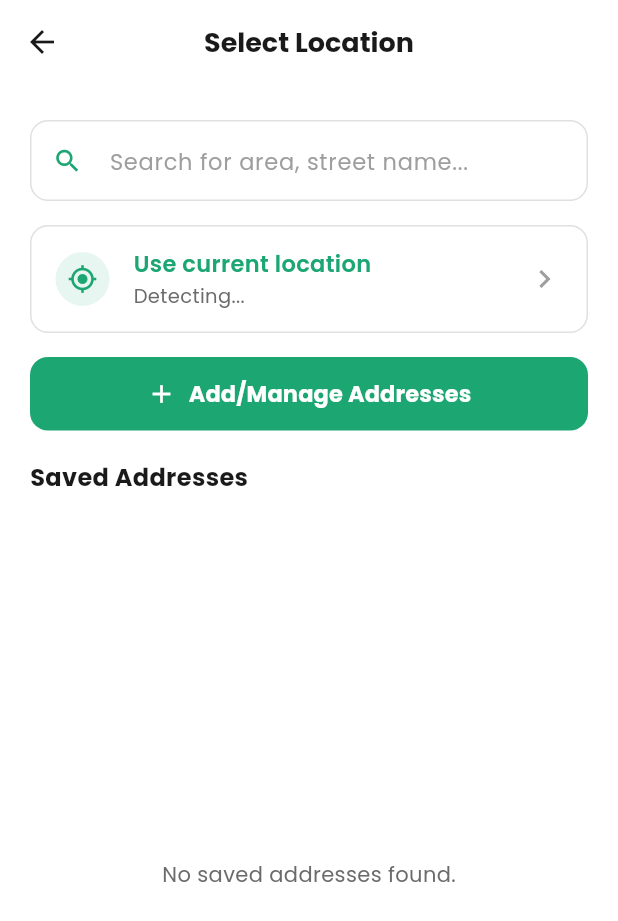
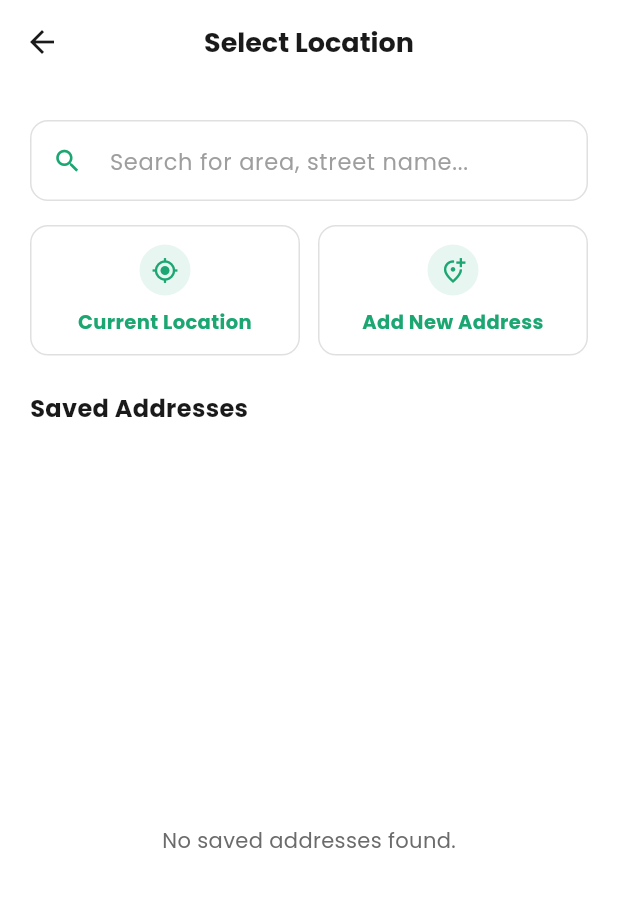
Before and after one commit to developergutzo/GutzoFlutter, a Flutter app: the LocationSheet screen opened directly, on a phone screen of 412 x 824 dp. Shown: the top 921 px of the screen. Run offline on Flutter 3.47's test engine with Material 3 defaults, Android fonts, the phone set to English and light mode, and no system bars; our stand-ins replace flutter_riverpod, flutter_svg, geolocator, go_router, google_fonts, google_maps_flutter and 4 more; accounts and stored records are empty; network calls fail.

Commit message:
feat: redesign location sheet to display current location and add address as side-by-side cards

```diff
--- a/apps/customer_app/lib/features/home/widgets/location_sheet.dart
+++ b/apps/customer_app/lib/features/home/widgets/location_sheet.dart
@@ -382,8 +382,12 @@ class _LocationSheetState extends ConsumerState<LocationSheet> {
             ),
             const SizedBox(height: 16),
 
+            // Horizontal Actions: Current Location & Add Address
+            Row(
+              children: [
                 // Use Current Location
-            InkWell(
+                Expanded(
+                  child: InkWell(
                     onTap: isDetecting
                         ? null
                         : () async {
@@ -392,12 +396,14 @@ class _LocationSheetState extends ConsumerState<LocationSheet> {
                           },
                     borderRadius: BorderRadius.circular(12),
                     child: Container(
-                padding: const EdgeInsets.symmetric(horizontal: 16, vertical: 14),
+                      padding: const EdgeInsets.symmetric(horizontal: 12, vertical: 12),
                       decoration: BoxDecoration(
                         border: Border.all(color: AppColors.border),
                         borderRadius: BorderRadius.circular(12),
+                        color: Colors.white,
                       ),
-                child: Row(
+                      child: Column(
+                        mainAxisSize: MainAxisSize.min,
                         children: [
                           Container(
                             padding: const EdgeInsets.all(8),
@@ -407,65 +413,79 @@ class _LocationSheetState extends ConsumerState<LocationSheet> {
                             ),
                             child: isDetecting
                                 ? const SizedBox(
-                              width: 20,
-                              height: 20,
+                                    width: 18,
+                                    height: 18,
                                     child: CircularProgressIndicator(
                                       strokeWidth: 2,
                                       color: AppColors.brandGreen,
                                     ),
                                   )
-                          : const Icon(Icons.my_location, color: AppColors.brandGreen, size: 20),
+                                : const Icon(Icons.my_location, color: AppColors.brandGreen, size: 18),
                           ),
-                    const SizedBox(width: 16),
-                    Expanded(
-                      child: Column(
-                        crossAxisAlignment: CrossAxisAlignment.start,
-                        children: [
+                          const SizedBox(height: 8),
                           const Text(
-                            'Use current location',
+                            'Current Location',
                             style: TextStyle(
                               color: AppColors.brandGreen,
-                              fontWeight: FontWeight.w600,
-                              fontSize: 15,
+                              fontWeight: FontWeight.w700,
+                              fontSize: 13,
                             ),
-                          ),
-                          const SizedBox(height: 2),
-                          Text(
-                            stateName.isNotEmpty ? '$areaName, $stateName' : areaName,
-                            style: const TextStyle(color: AppColors.textSub, fontSize: 13),
+                            textAlign: TextAlign.center,
                           ),
                         ],
                       ),
                     ),
-                    const Icon(Icons.chevron_right, color: AppColors.textDisabled),
-                  ],
                   ),
                 ),
-            ),
-            const SizedBox(height: 16),
-
-            if (!_isSearching) ...[
-              ElevatedButton.icon(
-                onPressed: () {
+                const SizedBox(width: 12),
+                // Add/Manage Addresses
+                Expanded(
+                  child: InkWell(
+                    onTap: () {
                       final loc = locationState.location;
                       if (loc != null) {
                         AddAddressSheet.show(context, lat: loc.latitude, lng: loc.longitude, address: loc.displayString);
                       }
                     },
-                icon: const Icon(Icons.add, size: 20, color: Colors.white),
-                label: const Text(
-                  'Add/Manage Addresses',
-                  style: TextStyle(color: Colors.white, fontWeight: FontWeight.bold, fontSize: 15),
+                    borderRadius: BorderRadius.circular(12),
+                    child: Container(
+                      padding: const EdgeInsets.symmetric(horizontal: 12, vertical: 12),
+                      decoration: BoxDecoration(
+                        border: Border.all(color: AppColors.border),
+                        borderRadius: BorderRadius.circular(12),
+                        color: Colors.white,
                       ),
-                style: ElevatedButton.styleFrom(
-                  backgroundColor: AppColors.brandGreen,
-                  padding: const EdgeInsets.symmetric(vertical: 14),
-                  shape: RoundedRectangleBorder(borderRadius: BorderRadius.circular(12)),
-                  elevation: 0,
+                      child: Column(
+                        mainAxisSize: MainAxisSize.min,
+                        children: [
+                          Container(
+                            padding: const EdgeInsets.all(8),
+                            decoration: BoxDecoration(
+                              color: AppColors.brandGreen.withValues(alpha: 0.1),
+                              shape: BoxShape.circle,
+                            ),
+                            child: const Icon(Icons.add_location_alt_outlined, color: AppColors.brandGreen, size: 18),
+                          ),
+                          const SizedBox(height: 8),
+                          const Text(
+                            'Add New Address',
+                            style: TextStyle(
+                              color: AppColors.brandGreen,
+                              fontWeight: FontWeight.w700,
+                              fontSize: 13,
+                            ),
+                            textAlign: TextAlign.center,
+                          ),
+                        ],
                       ),
                     ),
-              const SizedBox(height: 20),
+                  ),
+                ),
+              ],
+            ),
+            const SizedBox(height: 24),
 
+            if (!_isSearching) ...[
               const Text(
                 'Saved Addresses',
                 style: TextStyle(fontSize: 16, fontWeight: FontWeight.w700, color: AppColors.textMain),
```
Lines whose indentation alone changed are shown as unchanged.
